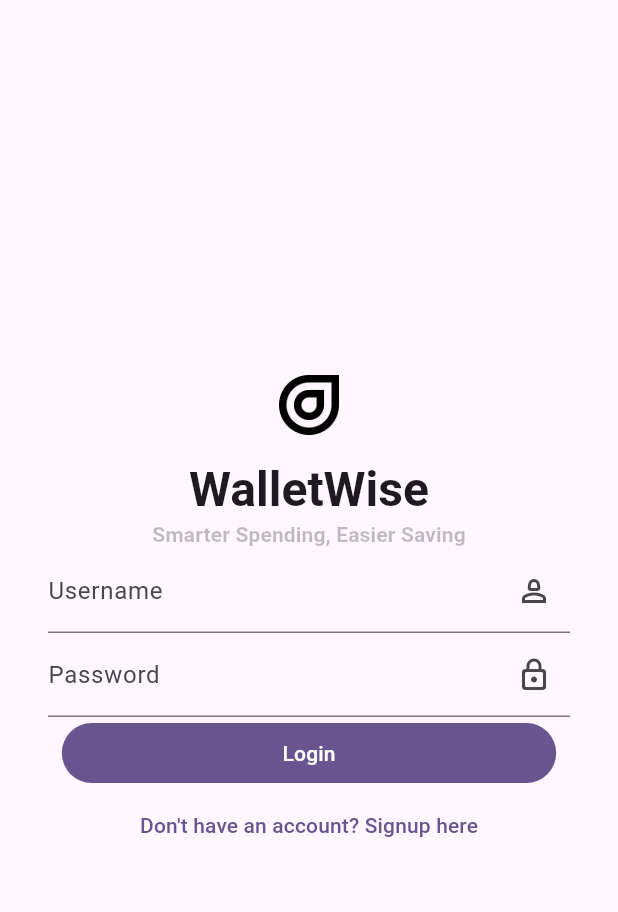
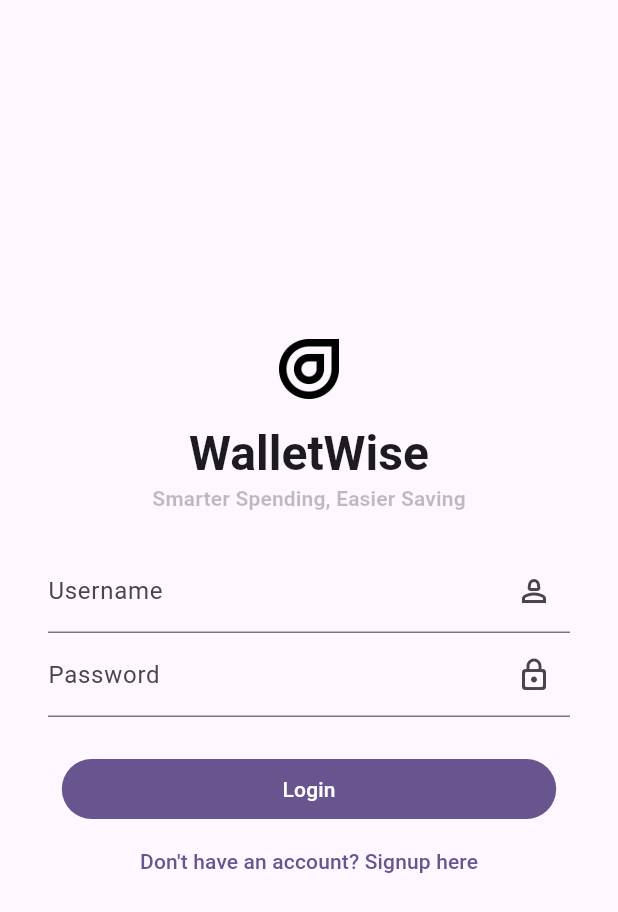
Before and after one commit to luhluh-17/login_sample, a Flutter app: the screen it shows after launch, on a phone screen of 412 x 824 dp. Shown: the top 912 px of the screen. Run offline on Flutter 3.47's test engine with Material 2 defaults, Android fonts, the phone set to English and light mode, and no system bars; our stand-ins replace flutter_riverpod.

Commit message:
add spacing

```diff
--- a/lib/pages/widgets/login_form.dart
+++ b/lib/pages/widgets/login_form.dart
@@ -18,6 +18,7 @@ class _LoginFormState extends State<LoginForm> {
         key: formKey,
         child: Column(
           children: [
+            const SizedBox(height: 24.0),
             TextFormField(
               decoration: const InputDecoration(
                 labelText: 'Username',
@@ -31,6 +32,7 @@ class _LoginFormState extends State<LoginForm> {
                 suffixIcon: Icon(Icons.lock_outline_rounded),
               ),
             ),
+            const SizedBox(height: 24.0),
             SizedBox(
               width: MediaQuery.of(context).size.width * 0.8,
               child: FilledButton(
```
